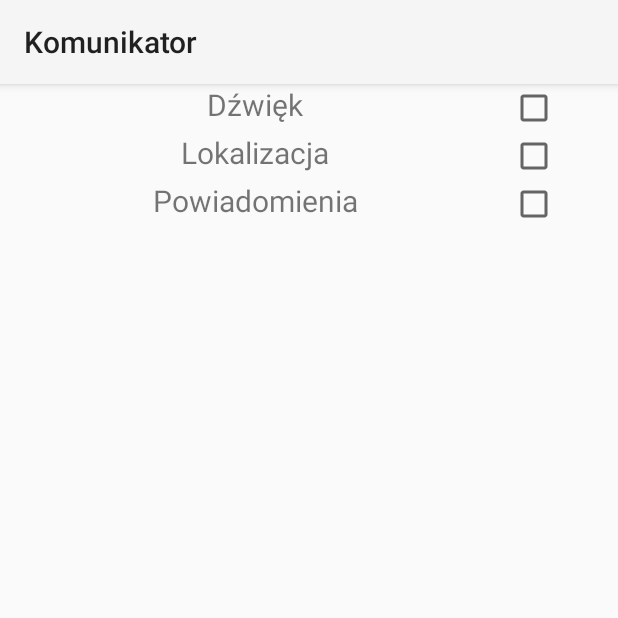
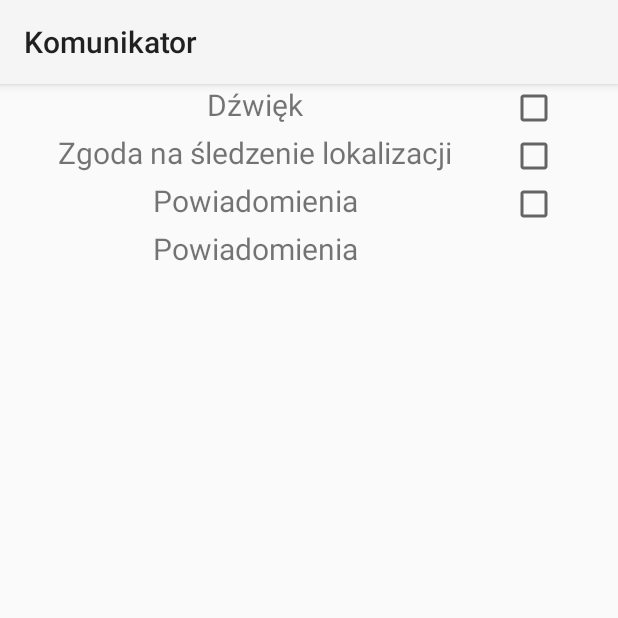
Before and after one commit to Tomasz-sys/aplikacja_mobilna_komunikator, an Android app: the SettingsActivity screen opened directly, with no data from a screen before it, on a phone screen of 412 x 824 dp, the top half of it. Run offline under Robolectric (Android 15) with nearby library versions, the phone set to English and light mode, and no system bars.

Commit message:
Add invite textView and change strings

```diff
--- a/Komunikator/app/src/main/res/layout/activity_settings.xml
+++ b/Komunikator/app/src/main/res/layout/activity_settings.xml
@@ -69,6 +69,20 @@
                 android:layout_width="wrap_content"
                 android:layout_height="wrap_content" />
         </LinearLayout>
+        <LinearLayout
+            android:layout_width="match_parent"
+            android:layout_height="wrap_content"
+            android:orientation="horizontal">
+
+            <TextView
+                android:id="@+id/settings_invite_textView"
+                android:layout_width="340dp"
+                android:layout_height="wrap_content"
+                android:text="@string/settings_notification"
+                android:textAlignment="center"
+                android:textSize="20sp" />
+
+        </LinearLayout>
 
 
     </LinearLayout>
--- a/Komunikator/app/src/main/res/values/strings.xml
+++ b/Komunikator/app/src/main/res/values/strings.xml
@@ -46,7 +46,7 @@
     <string name="send_message">Wyślij</string>
 
     <string name="settings_sound">Dźwięk</string>
-    <string name="settings_location">Lokalizacja</string>
+    <string name="settings_location">Zgoda na śledzenie lokalizacji</string>
     <string name="settings_notification">Powiadomienia</string>
 
 </resources>
```
